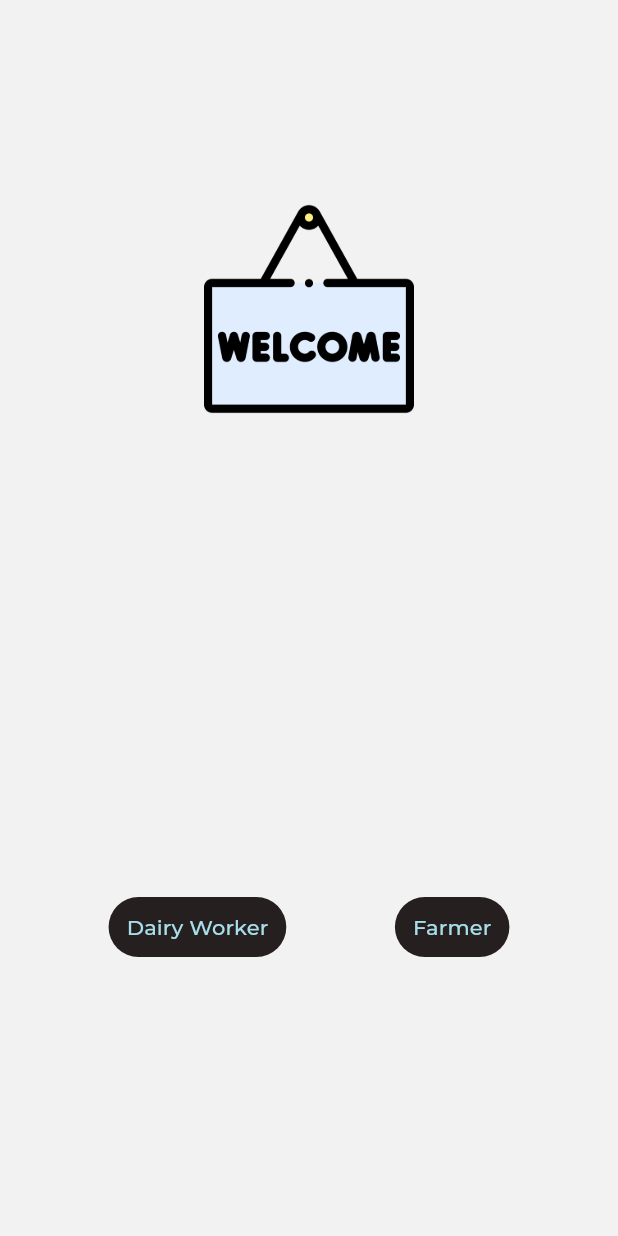
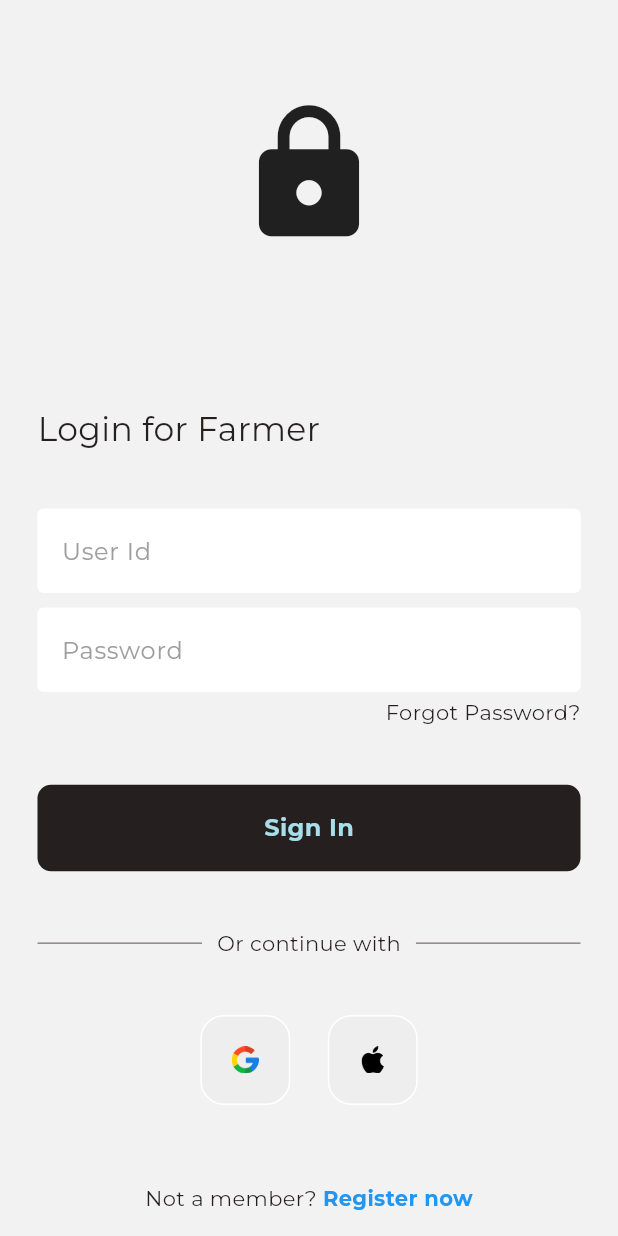
Before and after one commit to rao-suraj/DigiMilk, a Flutter app: the screen it shows after launch, after a tap on "Farmer", on a phone screen of 412 x 824 dp. Run offline on Flutter 3.47's test engine with Material 3 defaults, Android fonts, the phone set to English and light mode, and no system bars; our stand-ins replace auto_route, either_dart, equatable, firebase_core, firebase_database, flutter_bloc and 3 more; accounts and stored records are empty.

Commit message:
added login

```diff
--- /dev/null
+++ b/lib/data/data_source/local/hive_service.dart
@@ -0,0 +1,3 @@
+class HiveService {
+
+}
--- /dev/null
+++ b/lib/domain/repository/farmer_repository.dart
@@ -0,0 +1,21 @@
+import 'package:dhood_app/data/data_source/remote/firebase_database.dart';
+import 'package:dhood_app/data/utils/app_error.dart';
+import 'package:either_dart/either.dart';
+import 'package:injectable/injectable.dart';
+
+abstract class IFarmerRepository {
+  Future<Either<AppError, void>> farmerLogin({required String id , required String password});
+}
+
+@LazySingleton(as: IFarmerRepository)
+class DairyWorkerRepository implements IFarmerRepository {
+  final FirebaseDatabaseService _databaseService;
+
+  DairyWorkerRepository(this._databaseService);
+
+  @override
+  Future<Either<AppError, void>> farmerLogin(
+      {required String id, required String password}) async {
+    return await _databaseService.farmerLogin(id: id, password: password);
+  }
+}
--- a/lib/domain/repository/remote_database_repository.dart
+++ b/lib/domain/repository/remote_database_repository.dart
@@ -16,4 +16,5 @@ class RemoteDatabaseRepository implements IRemoteDatabaseRepository {
   Stream<DatabaseEvent> getSensorDataStream() {
     return _fbDatabaseService.getSensorDataStream();
   }
+
 }
--- a/lib/main.dart
+++ b/lib/main.dart
@@ -1,7 +1,7 @@
 import 'package:auto_route/annotations.dart';
 import 'package:dhood_app/data/utils/app_error.dart';
 import 'package:dhood_app/di/get_it.dart';
-import 'package:dhood_app/domain/repository/dairy_worker_repository.dart';
+import 'package:dhood_app/domain/repository/farmer_repository.dart';
 import 'package:dhood_app/presentation/routes/app_route.dart';
 import 'package:dhood_app/presentation/theme/app_theme.dart';
 import 'package:either_dart/either.dart';
@@ -16,8 +16,8 @@ void main() async {
 }
 
 class MyApp extends StatelessWidget {
+  final _appRouter = AppRouter();
   MyApp({super.key});
-  final _appRouter = AppRouter();
   // This widget is the root of your application.
   @override
   Widget build(BuildContext context) {
@@ -30,7 +30,6 @@ class MyApp extends StatelessWidget {
     );
   }
 }
-
 
 @RoutePage()
 class MyHomePage extends StatefulWidget {
@@ -53,10 +52,13 @@ class _MyHomePageState extends State<MyHomePage> {
             TextButton(
                 onPressed: () async {
                   final Either<AppError, void> response =
-                      await getIt<IDairyWorkerRepository>()
-                          .dairyWorkerLogin(id: 'id01', password: '12345');
+                      await getIt<IFarmerRepository>()
+                          .farmerLogin(id: 'fid001', password: '12221');
                   response.fold((left) => print(left.message),
                       (right) => print("success"));
+                  // FirebaseDatabase.instance
+                  //     .ref('farmer/' + 'fid001')
+                  //     .set({'name': "Raj", 'password': '12221'});
                 },
                 child: const Text("Click")),
           ],
--- /dev/null
+++ b/lib/presentation/cubit/farmer_login_cubit/farmer_login_cubit.dart
@@ -0,0 +1,20 @@
+import 'package:dhood_app/domain/repository/farmer_repository.dart';
+import 'package:dhood_app/presentation/cubit/farmer_login_cubit/farmer_login_state.dart';
+import 'package:either_dart/either.dart';
+import 'package:flutter_bloc/flutter_bloc.dart';
+import 'package:injectable/injectable.dart';
+
+@injectable
+class FarmerLoginCubit extends Cubit<FarmerLoginState> {
+  final IFarmerRepository _farmerRepository;
+  FarmerLoginCubit(this._farmerRepository) : super(const FarmerLoginInitial());
+
+  void farmerlogin({required String id, required String password}) {
+    emit(const FarmerLoginLoading());
+    final response =
+        _farmerRepository.farmerLogin(id: id, password: password);
+
+    response.fold((left) => emit(FarmerLoginError(left.message!)),
+        (right) => emit(const FarmerLoginSuccrss()));
+  }
+}
--- /dev/null
+++ b/lib/presentation/cubit/farmer_login_cubit/farmer_login_state.dart
@@ -0,0 +1,28 @@
+import 'package:equatable/equatable.dart';
+
+class FarmerLoginState extends Equatable {
+  const FarmerLoginState();
+
+  @override
+  List<Object?> get props => [];
+}
+
+class FarmerLoginLoading extends FarmerLoginState {
+  const FarmerLoginLoading();
+}
+
+class FarmerLoginInitial extends FarmerLoginState {
+  const FarmerLoginInitial();
+}
+
+class FarmerLoginSuccrss extends FarmerLoginState {
+  const FarmerLoginSuccrss();
+}
+
+class FarmerLoginError extends FarmerLoginState {
+  final String message;
+  const FarmerLoginError(this.message);
+
+  @override
+  List<Object?> get props => [message];
+}
--- a/lib/presentation/routes/app_route.dart
+++ b/lib/presentation/routes/app_route.dart
@@ -2,6 +2,8 @@ import 'package:auto_route/auto_route.dart';
 import 'package:dhood_app/main.dart';
 import 'package:dhood_app/presentation/screen/dairy_owner/dairy_dashboard_screen.dart';
 import 'package:dhood_app/presentation/screen/dairy_owner/dairy_login.dart';
+import 'package:dhood_app/presentation/screen/farmer/farmer_dashboard_screen.dart';
+import 'package:dhood_app/presentation/screen/farmer/farmer_login_screen.dart';
 import 'package:dhood_app/presentation/screen/initial_screen.dart';
 import 'package:flutter/foundation.dart';
 import 'package:injectable/injectable.dart';
@@ -13,9 +15,11 @@ part 'app_route.gr.dart';
 class AppRouter extends _$AppRouter {
   @override
   List<AutoRoute> get routes => [
-    AutoRoute(page: InitialRoute.page, initial: true),
+    AutoRoute(page: InitialRoute.page,initial: true),
     AutoRoute(page: MyHomeRoute.page),
     AutoRoute(page: DairyDashboardRoute.page),
     AutoRoute(page: DairyLoginRoute.page),
+    AutoRoute(page: FarmerDashboardRoute.page),
+    AutoRoute(page: FarmerLoginRoute.page),
   ];
 }
--- /dev/null
+++ b/lib/presentation/screen/farmer/farmer_login_screen.dart
@@ -0,0 +1,193 @@
+import 'package:auto_route/auto_route.dart';
+import 'package:dhood_app/di/get_it.dart';
+import 'package:dhood_app/presentation/cubit/farmer_login_cubit/farmer_login_cubit.dart';
+import 'package:dhood_app/presentation/cubit/farmer_login_cubit/farmer_login_state.dart';
+import 'package:dhood_app/presentation/routes/app_route.dart';
+import 'package:dhood_app/presentation/screen/widget/custom_button.dart';
+import 'package:dhood_app/presentation/screen/widget/custom_textfield.dart';
+import 'package:dhood_app/presentation/screen/widget/square_title.dart';
+import 'package:flutter/material.dart';
+import 'package:flutter_bloc/flutter_bloc.dart';
+
+@RoutePage()
+class FarmerLoginScreen extends StatelessWidget implements AutoRouteWrapper {
+  FarmerLoginScreen({super.key});
+
+  // text editing controllers
+  final usernameController = TextEditingController();
+  final passwordController = TextEditingController();
+
+  // sign user in method
+
+  @override
+  Widget build(BuildContext context) {
+    final appTheme = Theme.of(context);
+    return Scaffold(
+      body: Column(
+        children: [
+          Expanded(
+            flex: 94,
+            child: Column(
+              mainAxisAlignment: MainAxisAlignment.center,
+              children: [
+                // logo
+                const Expanded(
+                  flex: 30,
+                  child: Icon(
+                    Icons.lock,
+                    size: 100,
+                  ),
+                ),
+                // welcome back, you've been missed!
+                Expanded(
+                  flex: 70,
+                  child: Padding(
+                    padding: const EdgeInsets.symmetric(horizontal: 25),
+                    child: Column(
+                      mainAxisAlignment: MainAxisAlignment.spaceEvenly,
+                      children: [
+                        Align(
+                          alignment: Alignment.centerLeft,
+                          child: Text(
+                            'Login for Farmer',
+                            style: TextStyle(
+                              color: appTheme.colorScheme.onSecondary,
+                              fontSize: 22,
+                            ),
+                          ),
+                        ),
+                        Column(
+                          mainAxisAlignment: MainAxisAlignment.spaceEvenly,
+                          children: [
+                            CustomTextfield(
+                              controller: usernameController,
+                              hintText: 'User Id',
+                              obscureText: false,
+                            ),
+                            const SizedBox(height: 10),
+                            CustomTextfield(
+                              controller: passwordController,
+                              hintText: 'Password',
+                              obscureText: true,
+                            ),
+                            const SizedBox(
+                              height: 4,
+                            ),
+                            Align(
+                              alignment: Alignment.centerRight,
+                              child: Text(
+                                'Forgot Password?',
+                                style: TextStyle(
+                                    color: appTheme.colorScheme.onSecondary),
+                              ),
+                            ),
+                          ],
+                        ),
+                        BlocConsumer<FarmerLoginCubit, FarmerLoginState>(
+                          listener: (context, state) {
+                            if (state is FarmerLoginError) {
+                              ScaffoldMessenger.of(context).showSnackBar(
+                                SnackBar(
+                                  content: Text(state.message, style:const TextStyle(color: Colors.white),),
+                                  duration: const Duration(seconds: 3),
+                                  backgroundColor: Colors.red,
+                                ),
+                              );
+                            } else if (state is FarmerLoginSuccrss) {
+                              context.replaceRoute(const FarmerDashboardRoute());
+                            }
+                          },
+                          builder: (context, state) {
+                            if (state is FarmerLoginLoading) {
+                              return const Center(
+                                child: CircularProgressIndicator(),
+                              );
+                            } else {
+                              return CustomButton(
+                                onTap: () {
+                                  context
+                                      .read<FarmerLoginCubit>()
+                                      .farmerlogin(
+                                          id: usernameController.text,
+                                          password: passwordController.text);
+                                },
+                              );
+                            }
+                          },
+                        ),
+                        Row(
+                          children: [
+                            Expanded(
+                              child: Divider(
+                                thickness: 0.5,
+                                color: appTheme.colorScheme.onSecondary,
+                              ),
+                            ),
+                            Padding(
+                              padding:
+                                  const EdgeInsets.symmetric(horizontal: 10.0),
+                              child: Text(
+                                'Or continue with',
+                                style: TextStyle(
+                                    color: appTheme.colorScheme.onSecondary),
+                              ),
+                            ),
+                            Expanded(
+                              child: Divider(
+                                thickness: 0.5,
+                                color: appTheme.colorScheme.onSecondary,
+                              ),
+                            ),
+                          ],
+                        ),
+                        // google + apple sign in buttons
+                        const Row(
+                          mainAxisAlignment: MainAxisAlignment.center,
+                          children: [
+                            // google button
+                            SquareTile(imagePath: 'assets/icons/google.png'),
+                            SizedBox(width: 25),
+                            // apple button
+                            SquareTile(imagePath: 'assets/icons/apple.png')
+                          ],
+                        ),
+                      ],
+                    ),
+                  ),
+                ),
+              ],
+            ),
+          ),
+          Expanded(
+            flex: 6,
+            child: Row(
+              mainAxisAlignment: MainAxisAlignment.center,
+              children: [
+                Text(
+                  'Not a member?',
+                  style: TextStyle(color: appTheme.colorScheme.onSecondary),
+                ),
+                const SizedBox(width: 4),
+                const Text(
+                  'Register now',
+                  style: TextStyle(
+                    color: Colors.blue,
+                    fontWeight: FontWeight.bold,
+                  ),
+                ),
+              ],
+            ),
+          )
+        ],
+      ),
+    );
+  }
+
+  @override
+  Widget wrappedRoute(BuildContext context) {
+    return BlocProvider(
+      create: (_) => getIt<FarmerLoginCubit>(),
+      child: this,
+    );
+  }
+}
--- a/lib/presentation/screen/initial_screen.dart
+++ b/lib/presentation/screen/initial_screen.dart
@@ -44,7 +44,9 @@ class InitialScreen extends StatelessWidget {
                   style: TextButton.styleFrom(
                     backgroundColor: Theme.of(context).colorScheme.surface,
                   ),
-                  onPressed: () {},
+                  onPressed: () {
+                    context.replaceRoute( FarmerLoginRoute());
+                  },
                   child: Text(
                     "Farmer",
                     style: TextStyle(
```
Also changed, not shown: lib/data/data_source/remote/firebase_database.dart (+28 -0 lines), lib/presentation/screen/farmer/farmer_dashboard_screen.dart (added, +73 -0 lines), lib/presentation/screen/widget/farmer_grid.dart (added, +141 -0 lines), lib/di/get_it.config.dart, lib/presentation/routes/app_route.gr.dart, 1 other file.
